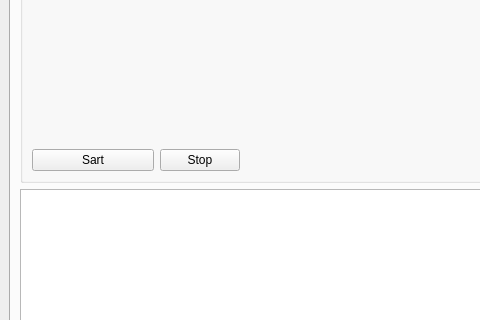
Before: the Qt Designer form src/main_window.ui in JustZhenya/sdr_receiver_dvb_t2, drawn with Qt 5; both pictures show x 0 to 480 and y 183 to 503 of the 1228 by 716 pixel window.
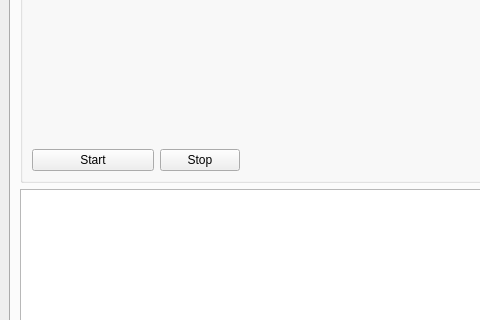
After: the same form once the commit is applied. Icons and pictures are not drawn. Custom widgets are drawn as their Qt base class.

The edit to the form file:
```diff
--- a/src/main_window.ui
+++ b/src/main_window.ui
@@ -177,7 +177,7 @@
               </sizepolicy>
              </property>
              <property name="text">
-              <string>Sart</string>
+              <string>Start</string>
              </property>
             </widget>
            </item>
```
